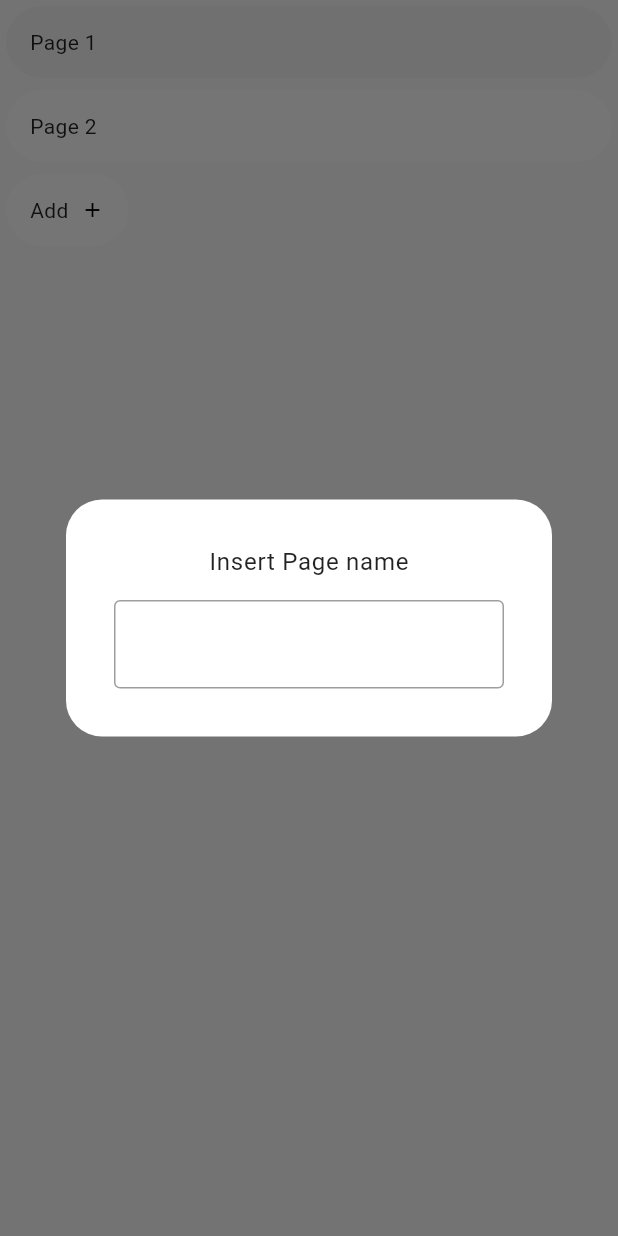
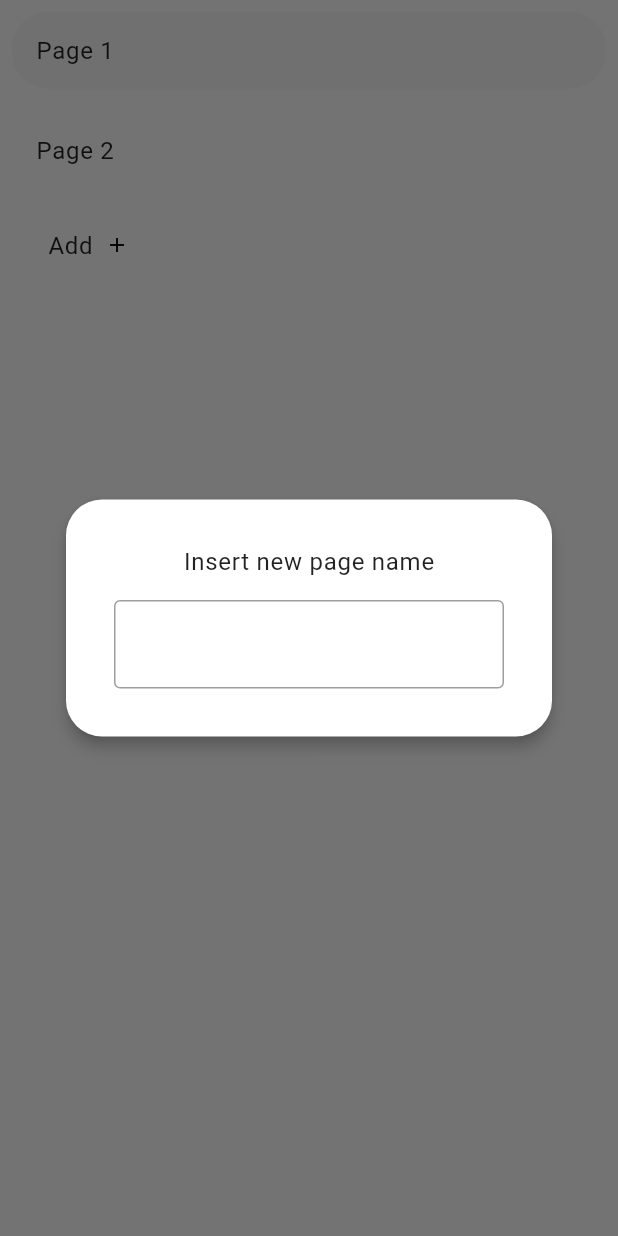
Before and after one commit to andbattaglia/DoceBlocks, a Flutter app: the PagesListPage widget shown alone on an empty page, opened directly, after a tap on "Add", on a phone screen of 412 x 824 dp. Run offline on Flutter 3.47's test engine with Material 2 defaults, Android fonts, the phone set to English and light mode, and no system bars; our stand-ins replace bloc, cloud_firestore, equatable, firebase_auth, flutter_bloc, responsive_builder and 1 more; missing offline and left inert: cloud_firestore_web, firebase_auth_web, firebase_core_web, shared_preferences_web; accounts and stored records are empty; network calls fail.

Commit message:
fixed thems

```diff
--- a/lib/presentation/pages/pages_list_page.dart
+++ b/lib/presentation/pages/pages_list_page.dart
@@ -42,10 +42,10 @@ class _PagesListPageState extends State<PagesListPage> {
                 itemCount: pagesList.length + 1,
                 itemBuilder: (context, index) {
                   if(index == pagesList.length){
-                    return _buildAddPageItem(context);
+                    return _buildAddPageItem(context, true);
                   } else {
                     var customPage = pagesList[index];
-                    return _buildPageItem(context, customPage, true);
+                    return _buildSmallPageItem(context, customPage);
                   }
                 });
           }
@@ -69,10 +69,10 @@ class _PagesListPageState extends State<PagesListPage> {
                   if(index == 0){
                     return ProfilePage();
                   } else if(index == pagesList.length + 1){
-                    return _buildAddPageItem(context);
+                    return _buildAddPageItem(context, false);
                   } else {
                     var customPage = pagesList[index-1];
-                    return _buildPageItem(context, customPage, false);
+                    return _buildLargePageItem(context, customPage);
                   }
                 });
           }
@@ -86,34 +86,54 @@ class _PagesListPageState extends State<PagesListPage> {
     );
   }
 
-  Widget _buildPageItem(BuildContext context , CustomPage page, bool isRoundCorner){
-    return Card(
-        color: page.isSelected ? Theme.of(context).selectedRowColor : Theme.of(context).backgroundColor,
-        elevation: 0.0,
-        shape: RoundedRectangleBorder(
-          borderRadius: isRoundCorner ? BorderRadius.all(Radius.circular(DBDimens.CornerDefault)) : BorderRadius.only(bottomLeft: Radius.circular(DBDimens.CornerDefault), topLeft: Radius.circular(DBDimens.CornerDefault)),
+  Widget _buildSmallPageItem(BuildContext context , CustomPage page){
+    return Container(
+      margin: EdgeInsets.all(DBDimens.PaddingHalf),
+      decoration: BoxDecoration(
+        color: page.isSelected ? Theme.of(context).selectedRowColor : Colors.transparent,
+        borderRadius: BorderRadius.all(Radius.circular(DBDimens.CornerDefault)),
       ),
       child: new InkWell(
-            borderRadius: isRoundCorner ? BorderRadius.all(Radius.circular(DBDimens.CornerDefault)) : BorderRadius.only(bottomLeft: Radius.circular(DBDimens.CornerDefault), topLeft: Radius.circular(DBDimens.CornerDefault)),
+          borderRadius: BorderRadius.all(Radius.circular(DBDimens.CornerDefault)),
           onTap: () {
             BlocProvider.of<PagesBloc>(context).add(SelectPageEvent(id: page.id));
           },
           child: Container(
             padding: EdgeInsets.all(DBDimens.PaddingDefault),
-              child: Text(page.name),
+            child: Text(page.name, style: Theme.of(context).textTheme.bodyText1),
           )
       ),
     );
   }
 
-  Widget _buildAddPageItem(BuildContext context){
+  Widget _buildLargePageItem(BuildContext context , CustomPage page){
+    return Container(
+      margin: EdgeInsets.only(top: DBDimens.PaddingQuarter, bottom: DBDimens.PaddingQuarter, left: DBDimens.PaddingDefault),
+      decoration: BoxDecoration(
+        color: page.isSelected ? Theme.of(context).backgroundColor : Colors.transparent,
+        borderRadius: BorderRadius.only(bottomLeft: Radius.circular(DBDimens.CornerDefault), topLeft: Radius.circular(DBDimens.CornerDefault)),
+      ),
+      child: new InkWell(
+          borderRadius: BorderRadius.only(bottomLeft: Radius.circular(DBDimens.CornerDefault), topLeft: Radius.circular(DBDimens.CornerDefault)),
+          onTap: () {
+            BlocProvider.of<PagesBloc>(context).add(SelectPageEvent(id: page.id));
+          },
+          child: Container(
+            padding: EdgeInsets.all(DBDimens.PaddingDefault),
+            child: Text(page.name, style: page.isSelected ? Theme.of(context).textTheme.bodyText1 : Theme.of(context).accentTextTheme.bodyText1),
+          )
+      ),
+    );
+  }
+
+  Widget _buildAddPageItem(BuildContext context, bool lightBackground){
     return Column(
       crossAxisAlignment: CrossAxisAlignment.start,
       children: [
-        Card(
-          color: Theme.of(context).backgroundColor,
-          elevation: 0.0,
-          shape: RoundedRectangleBorder(
+        Container(
+          margin: EdgeInsets.only(top: DBDimens.PaddingQuarter, bottom: DBDimens.PaddingQuarter, left: DBDimens.PaddingDefault, right: DBDimens.PaddingDefault),
+          decoration: BoxDecoration(
+            color: Colors.transparent,
             borderRadius: BorderRadius.all(Radius.circular(DBDimens.CornerDefault)),
           ),
           child: new InkWell(
@@ -126,9 +146,9 @@ class _PagesListPageState extends State<PagesListPage> {
                 child: Row(
                   mainAxisSize: MainAxisSize.min,
                   children: [
-                    Text(DBString.standard_add),
+                    Text(DBString.standard_add, style: lightBackground ? Theme.of(context).textTheme.bodyText1 : Theme.of(context).accentTextTheme.bodyText1),
                     SizedBox(width: DBDimens.PaddingHalf),
-                    Icon(Icons.add, size: DBDimens.IconSizeSmall, color: Theme.of(context).primaryIconTheme.color,)
+                    Icon(Icons.add, size: DBDimens.IconSizeSmall, color: lightBackground ? Theme.of(context).primaryIconTheme.color : Theme.of(context).iconTheme.color)
                   ],
                 ),
               )
@@ -149,7 +169,7 @@ class _PagesListPageState extends State<PagesListPage> {
       elevation: 0.0,
       backgroundColor: Colors.transparent,
       child: Card(
-          elevation: 0.0,
+          elevation: 4.0,
           shape: RoundedRectangleBorder(
             borderRadius: BorderRadius.circular(DBDimens.CornerDefault),
           ),
@@ -160,7 +180,7 @@ class _PagesListPageState extends State<PagesListPage> {
             Column(
               mainAxisSize: MainAxisSize.min,
               children: [
-                Text('Insert Page name', style: Theme.of(context).textTheme.bodyText1),
+                Text(DBString.new_page_title, style: Theme.of(context).textTheme.bodyText1),
                 SizedBox(height: DBDimens.PaddingDefault),
                 TextFormField(
                   controller: _inputController,
@@ -175,7 +195,6 @@ class _PagesListPageState extends State<PagesListPage> {
                   ),
                   textInputAction: TextInputAction.go,
                   onFieldSubmitted: (value) {
-
                     if(value.trim().isNotEmpty){
                       Navigator.of(context, rootNavigator: true).pop();
                       BlocProvider.of<PagesBloc>(context).add(AddPageEvent(name: value.trim()));
--- a/lib/presentation/utils/strings.dart
+++ b/lib/presentation/utils/strings.dart
@@ -13,4 +13,6 @@ class DBString{
 
   static const String setting_switch_theme = "Dark Mode";
 
+  static const String new_page_title = "Insert new page name";
+
 }
```
Also changed, not shown: lib/presentation/home/home_page.dart (+12 -3 lines), lib/presentation/login/login_form.dart (+10 -8 lines), lib/presentation/profile/profile_page.dart (+22 -22 lines), lib/presentation/utils/themes.dart (+13 -19 lines), lib/presentation/widget/composer/widget_composer_page.dart (+26 -0 lines), 1 other file. Lines whose indentation alone changed are shown as unchanged.
